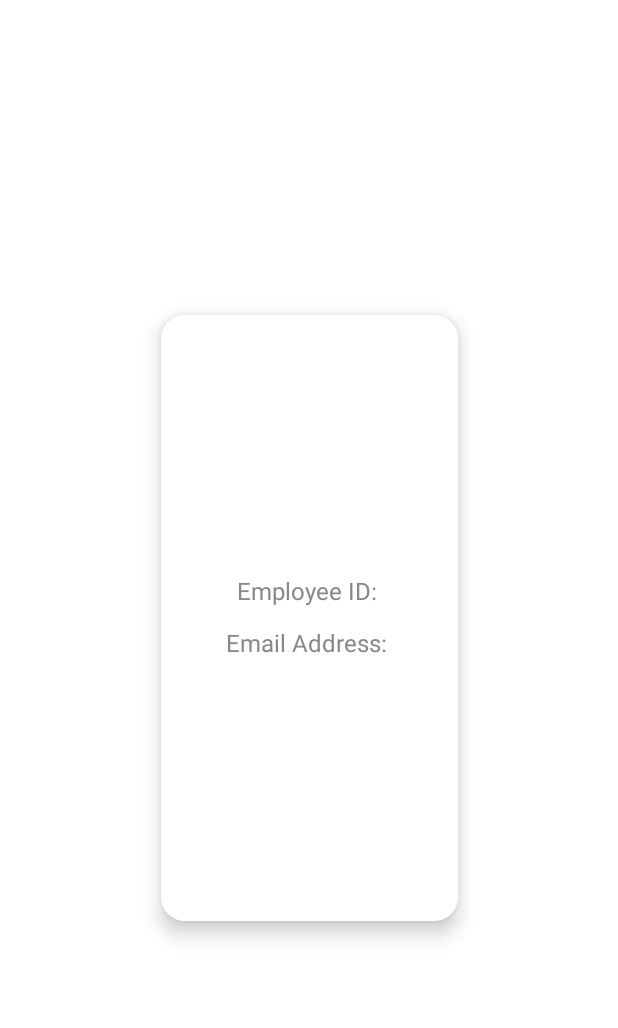
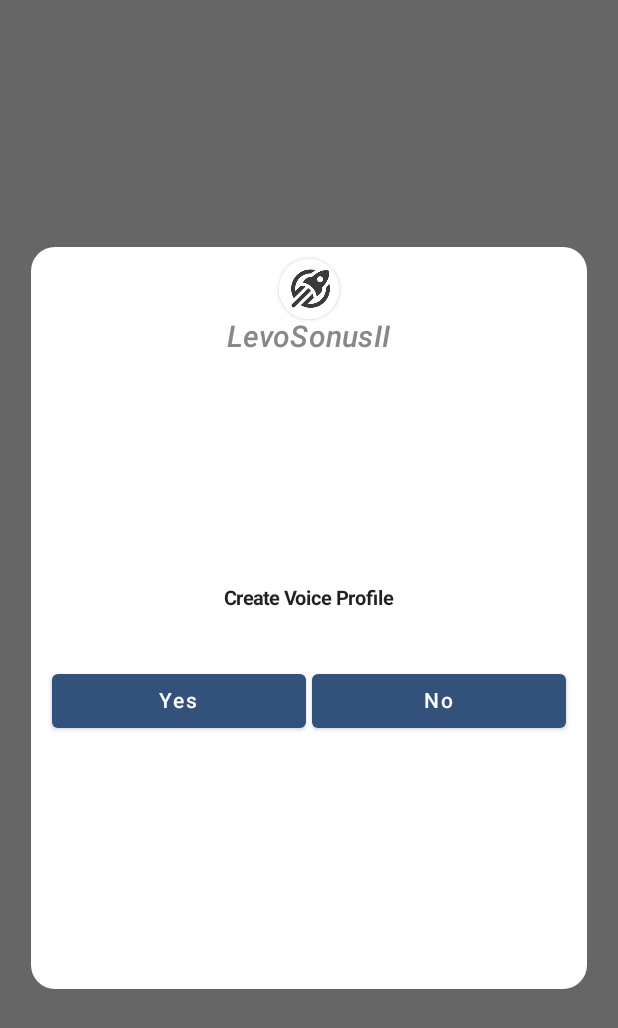
Before and after one commit to RClement5700/LevoSonusII, an Android app built with Jetpack Compose: the HomeScreen screen opened through its navigation route, after a tap on "VOICE PROFILE", on a phone screen of 412 x 824 dp. Shown: the top 1028 px of the screen. Run offline under Robolectric (Android 15) with nearby library versions, the phone set to English and light mode, and no system bars; our stand-ins replace Dagger/Hilt's generated code, Firebase (no records; nobody signed in at launch, a user with empty details on screens opened directly); pictures from the network do not load; 3 statements that could not run were skipped.

Commit message:
Replace DataStorePreferences dependency with ProtoDataStore; add LSAlertDialog to Components file; make LSAlertDialog button clicks, title and text body dynamic; refactor CreateVoiceProfileScreen to VoiceProfileScreen; update signOut() method to a suspend function & clear dataStore on signOut; add LSAlertDialog to RegisterScreen to display new user credentials and prompt to continue; add LSAlertDialog to VoiceProfileScreen

```diff
--- a/app/build.gradle
+++ b/app/build.gradle
@@ -100,12 +100,13 @@ dependencies {
     implementation "androidx.lifecycle:lifecycle-viewmodel-ktx:$lifecycle_version"
     implementation "androidx.lifecycle:lifecycle-runtime-ktx:$lifecycle_version"
     implementation 'androidx.activity:activity-compose:1.4.0'
-    implementation "androidx.datastore:datastore-preferences:1.0.0"
     implementation "androidx.datastore:datastore:1.0.0"
+    implementation "androidx.datastore:datastore-core:1.0.0"
     implementation "org.jetbrains.kotlinx:kotlinx-serialization-json:1.3.2"
     implementation "org.jetbrains.kotlinx:kotlinx-collections-immutable:0.3.5"
     testImplementation 'junit:junit:4.13.2'
     androidTestImplementation 'androidx.test.ext:junit:1.1.3'
     androidTestImplementation 'androidx.test.espresso:espresso-core:3.4.0'
     androidTestImplementation "androidx.compose.ui:ui-test-junit4:$compose_version"
-    debugImplementation "androidx.compose.ui:ui-tooling:$compose_version"}
+    debugImplementation "androidx.compose.ui:ui-tooling:$compose_version"
+}
--- a/app/src/main/java/com/clementcorporation/levosonusii/main/Components.kt
+++ b/app/src/main/java/com/clementcorporation/levosonusii/main/Components.kt
@@ -30,6 +30,7 @@ import androidx.compose.ui.text.input.VisualTransformation
 import androidx.compose.ui.unit.Dp
 import androidx.compose.ui.unit.dp
 import androidx.compose.ui.unit.sp
+import androidx.compose.ui.window.DialogProperties
 import androidx.navigation.NavController
 import coil.compose.rememberImagePainter
 import com.clementcorporation.levosonusii.R
@@ -257,3 +258,60 @@ fun LSPasswordTextField(userInput: MutableState<String> = mutableStateOf(""), la
         visualTransformation = if (passwordVisibility) VisualTransformation.None else PasswordVisualTransformation(),
     )
 }
+
+@Composable
+fun LSAlertDialog(showAlertDialog: MutableState<Boolean>, dialogTitle: String,
+    dialogBody: MutableState<String> = mutableStateOf(""), onPositiveButtonClicked: () -> Unit = {},
+                  onNegativeButtonClicked: () -> Unit = {}
+) {
+    if (showAlertDialog.value) {
+        AlertDialog(
+            modifier = Modifier.fillMaxWidth(.9f).fillMaxHeight(.6f),
+            backgroundColor = Color.White,
+            shape = RoundedCornerShape(CURVATURE.dp),
+            properties = DialogProperties(),
+            onDismissRequest = {
+                showAlertDialog.value = false
+            },
+            buttons = {
+                Column(modifier = Modifier.padding(PADDING.dp), verticalArrangement = Arrangement.Center, horizontalAlignment = Alignment.CenterHorizontally) {
+                    LevoSonusLogo(size = 40.dp, showText = true)
+                    Spacer(modifier = Modifier.weight(1f))
+                    Text(fontSize = 13.sp, fontWeight = FontWeight.Bold, text = dialogTitle)
+                    if (dialogBody.value.isNotEmpty()) {
+                        Spacer(modifier = Modifier.weight(.1f))
+                        Text(fontSize = 10.sp, fontWeight = FontWeight.Bold, text = dialogBody.value)
+                    }
+                    Spacer(modifier = Modifier.weight(.2f))
+                    Row(
+                        modifier = Modifier
+                            .padding(4.dp)
+                            .fillMaxWidth(),
+                        horizontalArrangement = Arrangement.SpaceBetween,
+                        verticalAlignment = Alignment.CenterVertically
+                    ) {
+                        Button(
+                            modifier = Modifier
+                                .padding(2.dp)
+                                .weight(1f),
+                            onClick = onPositiveButtonClicked,
+                            colors = ButtonDefaults.buttonColors(backgroundColor = Constants.ENABLED_BUTTON_COLOR)
+                        ) {
+                            Text(text = "Yes", color = Color.White)
+                        }
+                        Button(
+                            modifier = Modifier
+                                .padding(2.dp)
+                                .weight(1f),
+                            onClick = onNegativeButtonClicked,
+                            colors = ButtonDefaults.buttonColors(backgroundColor = Constants.ENABLED_BUTTON_COLOR)
+                        ) {
+                            Text(text = "No", color = Color.White)
+                        }
+                    }
+                    Spacer(modifier = Modifier.weight(1f))
+                }
+            }
+        )
+    }
+}
--- a/app/src/main/java/com/clementcorporation/levosonusii/navigation/LevoSonusNavigation.kt
+++ b/app/src/main/java/com/clementcorporation/levosonusii/navigation/LevoSonusNavigation.kt
@@ -15,7 +15,7 @@ import com.clementcorporation.levosonusii.screens.orders.OrdersScreen
 import com.clementcorporation.levosonusii.screens.payandbenefits.PayAndBenefitsScreen
 import com.clementcorporation.levosonusii.screens.register.RegisterScreen
 import com.clementcorporation.levosonusii.screens.splash.SplashScreen
-import com.clementcorporation.levosonusii.screens.voiceprofile.CreateVoiceProfileScreen
+import com.clementcorporation.levosonusii.screens.voiceprofile.VoiceProfileScreen
 
 @Composable
 fun LevoSonusNavigation() {
@@ -30,8 +30,8 @@ fun LevoSonusNavigation() {
         composable(LevoSonusScreens.RegisterScreen.name){
             RegisterScreen(navController = navController)
         }
-        composable(LevoSonusScreens.CreateVoiceProfileScreen.name){
-            CreateVoiceProfileScreen(navController = navController)
+        composable(LevoSonusScreens.VoiceProfileScreen.name){
+            VoiceProfileScreen(navController = navController)
         }
         composable(LevoSonusScreens.HomeScreen.name){
             HomeScreen(navController = navController)
--- a/app/src/main/java/com/clementcorporation/levosonusii/navigation/LevoSonusScreens.kt
+++ b/app/src/main/java/com/clementcorporation/levosonusii/navigation/LevoSonusScreens.kt
@@ -4,7 +4,7 @@ enum class LevoSonusScreens {
     SplashScreen,
     LoginScreen,
     RegisterScreen,
-    CreateVoiceProfileScreen,
+    VoiceProfileScreen,
     HomeScreen,
     EquipmentScreen,
     DepartmentsScreen,
--- a/app/src/main/java/com/clementcorporation/levosonusii/screens/home/HomeScreen.kt
+++ b/app/src/main/java/com/clementcorporation/levosonusii/screens/home/HomeScreen.kt
@@ -46,8 +46,8 @@ fun HomeScreen(navController: NavController) {
         mutableStateOf(false)
     }
     BackHandler {
-        viewModel.signOut()
         viewModel.viewModelScope.launch {
+            viewModel.signOut()
             delay(2000L)
             navController.popBackStack()
             navController.navigate(LevoSonusScreens.LoginScreen.name)
@@ -69,8 +69,8 @@ fun HomeScreen(navController: NavController) {
                     employeeName = viewModel.getDataStore().data.collectAsState(initial = LSUserInfo()).value.name,
                     profilePicUrl = imageUrl,
                     onClickSignOut = {
-                        viewModel.signOut()
                         viewModel.viewModelScope.launch {
+                            viewModel.signOut()
                             delay(2000L)
                             navController.popBackStack()
                             navController.navigate(LevoSonusScreens.LoginScreen.name)
@@ -180,7 +180,7 @@ fun HomeScreenContent(navController: NavController, viewModel: HomeScreenViewMod
                 horizontalAlignment = Alignment.CenterHorizontally
             ) {
                 NavTile(title = "VOICE PROFILE") {
-                    navController.navigate(LevoSonusScreens.CreateVoiceProfileScreen.name)
+                    navController.navigate(LevoSonusScreens.VoiceProfileScreen.name)
                 }
                 NavTile(title = "EQUIPMENT") { //SearchBar: filters equipment based on number input; display list of equipment in use; attach forklift/EPJ icon
                     navController.navigate(LevoSonusScreens.EquipmentScreen.name)
--- a/app/src/main/java/com/clementcorporation/levosonusii/screens/home/HomeScreenViewModel.kt
+++ b/app/src/main/java/com/clementcorporation/levosonusii/screens/home/HomeScreenViewModel.kt
@@ -16,8 +16,11 @@ class HomeScreenViewModel @Inject constructor(private val sessionDataStore: Data
     val showProgressBar = mutableStateOf(false)
 
     fun getDataStore() = sessionDataStore
-    fun signOut() {
+    suspend fun signOut() {
         Firebase.auth.signOut()
+        sessionDataStore.updateData {
+            LSUserInfo()
+        }
         showProgressBar.value = true
         expandMenu.value = false
     }
--- a/app/src/main/java/com/clementcorporation/levosonusii/screens/voiceprofile/CreateVoiceProfileScreen.kt
+++ /dev/null
@@ -1,72 +0,0 @@
-package com.clementcorporation.levosonusii.screens.voiceprofile
-
-import androidx.compose.foundation.background
-import androidx.compose.foundation.layout.Arrangement
-import androidx.compose.foundation.layout.Column
-import androidx.compose.foundation.layout.fillMaxSize
-import androidx.compose.foundation.layout.padding
-import androidx.compose.foundation.shape.RoundedCornerShape
-import androidx.compose.material.Card
-import androidx.compose.material.Text
-import androidx.compose.runtime.Composable
-import androidx.compose.runtime.collectAsState
-import androidx.compose.ui.Alignment
-import androidx.compose.ui.Modifier
-import androidx.compose.ui.graphics.Color
-import androidx.compose.ui.unit.dp
-import androidx.hilt.navigation.compose.hiltViewModel
-import androidx.navigation.NavController
-import com.clementcorporation.levosonusii.main.Constants
-import com.clementcorporation.levosonusii.main.Constants.PADDING
-import com.clementcorporation.levosonusii.model.LSUserInfo
-import com.google.firebase.firestore.FirebaseFirestore
-
-/*
-    TODO:
-        -https://stackoverflow.com/questions/68852110/show-custom-alert-dialog-in-jetpack-compose
-        -pass employeeId from dataStore into db
-        -display employeeId, email & name to user
-        -request that they take a screen shot or write it down
-        -notify them that it can be emailed to them should they forget their password
-        -request to create a voice profile now or later (positive/negative buttons)
-        -on positive pushed: navController.navigate(LevoSonusScreens.VoiceProfileScreen.name)
-        -on negative pushed: navController.navigate(LevoSonusScreens.HomeScreen.name)
- */
-@Composable
-fun CreateVoiceProfileScreen(navController: NavController) {
-    val viewModel: CreateVoiceProfileViewModel = hiltViewModel()
-
-    Card(
-        elevation = Constants.ELEVATION.dp,
-        shape = RoundedCornerShape(Constants.CURVATURE.dp),
-        backgroundColor = Color.White,
-        modifier = Modifier
-            .padding(PADDING.dp)
-            .fillMaxSize(.5f)
-    ) {
-        Column(
-            modifier = Modifier
-                .background(
-                    color = Color.White,
-                    shape = RoundedCornerShape(Constants.CURVATURE.dp))
-                .padding(PADDING.dp)
-                .fillMaxSize(),
-            verticalArrangement = Arrangement.Center,
-            horizontalAlignment = Alignment.CenterHorizontally
-        ) {
-            Text(
-                modifier = Modifier.padding(PADDING.dp),
-                text = "Employee ID: ${viewModel.getDataStore().data.collectAsState(initial = LSUserInfo()).value.employeeId}",
-                color = Color.Gray
-            )
-            Text(
-                modifier = Modifier.padding(PADDING.dp),
-                text = "Email Address: ${viewModel.getDataStore().data.collectAsState(initial = LSUserInfo()).value.emailAddress}",
-                color = Color.Gray
-            )
-//            FirebaseFirestore.getInstance().collection("users").document(
-//                viewModel.getDataStore().data.collectAsState(initial = LSUserInfo()).value.employeeId
-//            )
-        }
-    }
-}
--- /dev/null
+++ b/app/src/main/java/com/clementcorporation/levosonusii/screens/voiceprofile/VoiceProfileScreen.kt
@@ -0,0 +1,30 @@
+package com.clementcorporation.levosonusii.screens.voiceprofile
+
+import androidx.compose.runtime.Composable
+import androidx.compose.runtime.collectAsState
+import androidx.compose.runtime.mutableStateOf
+import androidx.compose.runtime.remember
+import androidx.hilt.navigation.compose.hiltViewModel
+import androidx.navigation.NavController
+import com.clementcorporation.levosonusii.main.LSAlertDialog
+import com.clementcorporation.levosonusii.model.LSUserInfo
+import com.clementcorporation.levosonusii.navigation.LevoSonusScreens
+
+/*
+    TODO:
+        -on positive pushed: create voice profile
+ */
+@Composable
+fun VoiceProfileScreen(navController: NavController) {
+    val viewModel: VoiceProfileViewModel = hiltViewModel()
+    val showAlertDialog = remember { mutableStateOf(true) }
+    showAlertDialog.value = viewModel.getDataStore().data.collectAsState(initial = LSUserInfo()).value.voiceProfileId.isEmpty()
+    val dialogTitle = "Create Voice Profile"
+    if (showAlertDialog.value) {
+        LSAlertDialog(
+            showAlertDialog = showAlertDialog, dialogTitle = dialogTitle,
+            onPositiveButtonClicked = {showAlertDialog.value = false},
+            onNegativeButtonClicked = {navController.navigate(LevoSonusScreens.HomeScreen.name)}
+        )
+    }
+}
--- a/app/src/main/java/com/clementcorporation/levosonusii/screens/voiceprofile/CreateVoiceProfileViewModel.kt
+++ b/app/src/main/java/com/clementcorporation/levosonusii/screens/voiceprofile/VoiceProfileViewModel.kt
@@ -7,7 +7,7 @@ import dagger.hilt.android.lifecycle.HiltViewModel
 import javax.inject.Inject
 
 @HiltViewModel
-class CreateVoiceProfileViewModel @Inject constructor(private val sessionDataStore: DataStore<LSUserInfo>):
+class VoiceProfileViewModel @Inject constructor(private val sessionDataStore: DataStore<LSUserInfo>):
     ViewModel() {
         fun getDataStore() = sessionDataStore
 }
--- a/build.gradle
+++ b/build.gradle
@@ -1,5 +1,3 @@
-
-
 // Top-level build file where you can add configuration options common to all sub-projects/modules.
 buildscript {
     ext {
@@ -17,7 +15,6 @@ buildscript {
         classpath 'com.google.gms:google-services:4.3.10'
         classpath "com.google.dagger:hilt-android-gradle-plugin:$hilt_version"
         classpath "org.jetbrains.kotlin:kotlin-serialization:1.6.10"
-
         // NOTE: Do not place your application dependencies here; they belong
         // in the individual module build.gradle files
     }
```
Also changed, not shown: app/src/main/java/com/clementcorporation/levosonusii/screens/register/RegisterScreen.kt (+27 -2 lines), app/src/main/java/com/clementcorporation/levosonusii/screens/register/RegisterViewModel.kt (+5 -3 lines).
